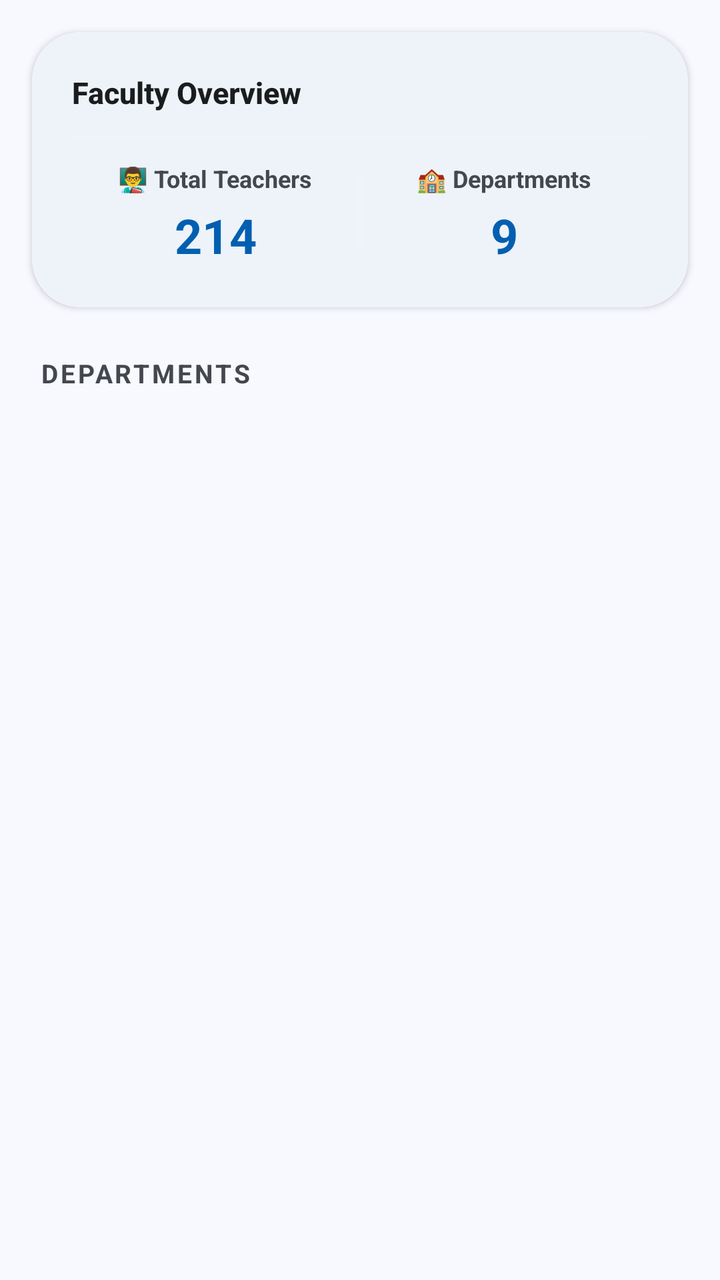
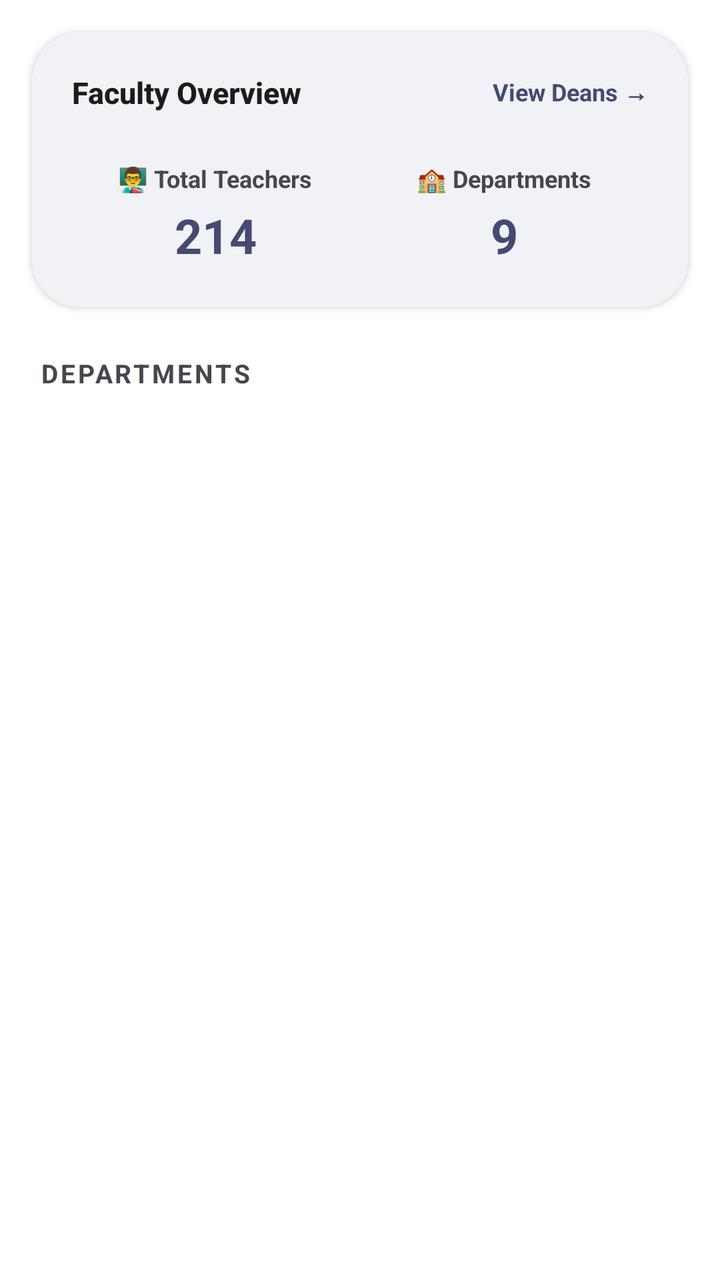

Screens rendered from an Android XML layout before and after an edit, with the pre-edit source and the edit as a unified diff.
<!-- AndroidManifest.xml: application theme Theme.MyDUET -->
<!-- res/layout/fragment_teacher_dept.xml -->
<?xml version="1.0" encoding="utf-8"?>
<androidx.core.widget.NestedScrollView 
    xmlns:android="http://schemas.android.com/apk/res/android"
    xmlns:app="http://schemas.android.com/apk/res-auto"
    android:layout_width="match_parent"
    android:layout_height="match_parent"
    android:background="@android:color/transparent"
    android:fillViewport="true">

    <LinearLayout
        android:layout_width="match_parent"
        android:layout_height="wrap_content"
        android:orientation="vertical">

        
        <com.google.android.material.card.MaterialCardView
            android:layout_width="match_parent"
            android:layout_height="wrap_content"
            android:layout_marginHorizontal="16dp"
            android:layout_marginTop="16dp"
            android:layout_marginBottom="8dp"
            app:cardCornerRadius="24dp"
            app:cardElevation="2dp"
            app:cardBackgroundColor="?attr/colorSurface"
            app:strokeWidth="0.5dp"
            app:strokeColor="@color/divider">

            <LinearLayout
                android:layout_width="match_parent"
                android:layout_height="wrap_content"
                android:orientation="vertical"
                android:padding="20dp">

                <TextView
                    android:layout_width="wrap_content"
                    android:layout_height="wrap_content"
                    android:text="Faculty Overview"
                    android:textColor="?attr/colorOnSurface"
                    android:textSize="15sp"
                    android:textStyle="bold"
                    android:fontFamily="sans-serif-medium" />

                <View
                    android:layout_width="match_parent"
                    android:layout_height="0.5dp"
                    android:background="@color/divider"
                    android:layout_marginTop="12dp"
                    android:layout_marginBottom="12dp" />

                <LinearLayout
                    android:layout_width="match_parent"
                    android:layout_height="wrap_content"
                    android:orientation="horizontal"
                    android:baselineAligned="false">

                    
                    <LinearLayout
                        android:layout_width="0dp"
                        android:layout_height="wrap_content"
                        android:layout_weight="1"
                        android:orientation="vertical"
                        android:gravity="center">

                        <TextView
                            android:layout_width="wrap_content"
                            android:layout_height="wrap_content"
                            android:text="👨‍🏫 Total Teachers"
                            android:textColor="?attr/colorOnSurfaceVariant"
                            android:textSize="12sp"
                            android:textStyle="bold" />

                        <TextView
                            android:id="@+id/tvTotalTeachersCount"
                            android:layout_width="wrap_content"
                            android:layout_height="wrap_content"
                            android:layout_marginTop="4dp"
                            android:text="214"
                            android:textColor="@color/primary"
                            android:textSize="24sp"
                            android:textStyle="bold" />
                    </LinearLayout>

                    <View
                        android:layout_width="0.5dp"
                        android:layout_height="40dp"
                        android:background="@color/divider"
                        android:layout_gravity="center_vertical" />

                    
                    <LinearLayout
                        android:layout_width="0dp"
                        android:layout_height="wrap_content"
                        android:layout_weight="1"
                        android:orientation="vertical"
                        android:gravity="center">

                        <TextView
                            android:layout_width="wrap_content"
                            android:layout_height="wrap_content"
                            android:text="🏫 Departments"
                            android:textColor="?attr/colorOnSurfaceVariant"
                            android:textSize="12sp"
                            android:textStyle="bold" />

                        <TextView
                            android:id="@+id/tvTotalDepartmentsCount"
                            android:layout_width="wrap_content"
                            android:layout_height="wrap_content"
                            android:layout_marginTop="4dp"
                            android:text="9"
                            android:textColor="@color/primary"
                            android:textSize="24sp"
                            android:textStyle="bold" />
                    </LinearLayout>
                </LinearLayout>
            </LinearLayout>
        </com.google.android.material.card.MaterialCardView>

        
        <TextView
            android:layout_width="match_parent"
            android:layout_height="wrap_content"
            android:layout_marginHorizontal="20dp"
            android:layout_marginTop="16dp"
            android:layout_marginBottom="8dp"
            android:text="Departments"
            android:textColor="?attr/colorOnSurfaceVariant"
            android:textSize="13sp"
            android:textStyle="bold"
            android:textAllCaps="true"
            android:letterSpacing="0.1" />

        
        <androidx.recyclerview.widget.RecyclerView
            android:id="@+id/rvDepartments"
            android:layout_width="match_parent"
            android:layout_height="wrap_content"
            android:clipToPadding="false"
            android:paddingHorizontal="8dp"
            android:paddingBottom="24dp"
            android:nestedScrollingEnabled="false" />

    </LinearLayout>
</androidx.core.widget.NestedScrollView>
<!-- resources referenced by this layout -->
<resources>
  <color name="divider">#F1F3F9</color>
  <color name="primary">#005FB0</color>
  <style name="Theme.MyDUET" parent="Base.Theme.MyDUET">
          <item name="android:windowAnimationStyle">@style/ActivityAnimation</item>
      </style>
  <style name="Base.Theme.MyDUET" parent="Theme.Material3.DayNight.NoActionBar">
          
          <item name="colorPrimary">@color/md_theme_light_primary</item>
          <item name="colorOnPrimary">@color/md_theme_light_onPrimary</item>
          <item name="colorPrimaryContainer">@color/md_theme_light_primaryContainer</item>
          <item name="colorOnPrimaryContainer">@color/md_theme_light_onPrimaryContainer</item>
  
          <item name="colorSecondary">@color/md_theme_light_secondary</item>
          <item name="colorOnSecondary">@color/md_theme_light_onSecondary</item>
          <item name="colorSecondaryContainer">@color/md_theme_light_secondaryContainer</item>
          <item name="colorOnSecondaryContainer">@color/md_theme_light_onSecondaryContainer</item>
  
          <item name="android:windowBackground">@color/md_theme_light_background</item>
          <item name="colorSurface">@color/md_theme_light_surface</item>
          <item name="colorOnSurface">@color/md_theme_light_onSurface</item>
          <item name="colorSurfaceVariant">@color/md_theme_light_surfaceVariant</item>
          <item name="colorOnSurfaceVariant">@color/md_theme_light_onSurfaceVariant</item>
          <item name="colorOutline">@color/md_theme_light_outline</item>
  
          
          <item name="android:statusBarColor">@color/md_theme_light_background</item>
          <item name="android:windowLightStatusBar">true</item>
  
          
          <item name="textAppearanceHeadlineLarge">@style/TextAppearance.MyDUET.HeadlineLarge</item>
          <item name="textAppearanceTitleLarge">@style/TextAppearance.MyDUET.TitleLarge</item>
          <item name="textAppearanceBodyLarge">@style/TextAppearance.MyDUET.BodyLarge</item>
      </style>
  <style name="ActivityAnimation" parent="@android:style/Animation.Activity">
          <item name="android:activityOpenEnterAnimation">@anim/slide_in_right</item>
          <item name="android:activityOpenExitAnimation">@anim/fade_out</item>
          <item name="android:activityCloseEnterAnimation">@anim/fade_in</item>
          <item name="android:activityCloseExitAnimation">@anim/slide_out_right</item>
      </style>
  <color name="md_theme_light_primary">#005FB0</color>
  <color name="md_theme_light_onPrimary">#FFFFFF</color>
  <color name="md_theme_light_primaryContainer">#D5E3FF</color>
  <color name="md_theme_light_onPrimaryContainer">#001C3B</color>
  <color name="md_theme_light_secondary">#565E71</color>
  <color name="md_theme_light_onSecondary">#FFFFFF</color>
  <color name="md_theme_light_secondaryContainer">#DAE2F9</color>
  <color name="md_theme_light_onSecondaryContainer">#131C2C</color>
  <color name="md_theme_light_background">#F8F9FF</color>
  <color name="md_theme_light_surface">#FFFFFF</color>
  <color name="md_theme_light_onSurface">#1A1C1E</color>
  <color name="md_theme_light_surfaceVariant">#E0E2EC</color>
  <color name="md_theme_light_onSurfaceVariant">#44474E</color>
  <color name="md_theme_light_outline">#74777F</color>
  <style name="TextAppearance.MyDUET.HeadlineLarge" parent="TextAppearance.Material3.HeadlineLarge">
          <item name="android:textStyle">bold</item>
          <item name="android:textColor">?attr/colorOnSurface</item>
      </style>
  <style name="TextAppearance.MyDUET.TitleLarge" parent="TextAppearance.Material3.TitleLarge">
          <item name="android:textStyle">bold</item>
          <item name="android:textColor">?attr/colorOnSurface</item>
      </style>
  <style name="TextAppearance.MyDUET.BodyLarge" parent="TextAppearance.Material3.BodyLarge">
          <item name="android:textColor">?attr/colorOnSurfaceVariant</item>
      </style>
</resources>

<!-- the commit's change to res/layout/fragment_teacher_dept.xml (unified diff, before → after) -->
@@ -14,11 +14,15 @@
 
         
         <com.google.android.material.card.MaterialCardView
+            android:id="@+id/cardFacultyOverview"
             android:layout_width="match_parent"
             android:layout_height="wrap_content"
             android:layout_marginHorizontal="16dp"
             android:layout_marginTop="16dp"
             android:layout_marginBottom="8dp"
+            android:clickable="true"
+            android:focusable="true"
+            android:foreground="?android:attr/selectableItemBackground"
             app:cardCornerRadius="24dp"
             app:cardElevation="2dp"
             app:cardBackgroundColor="?attr/colorSurface"
@@ -31,14 +35,29 @@
                 android:orientation="vertical"
                 android:padding="20dp">
 
-                <TextView
-                    android:layout_width="wrap_content"
-                    android:layout_height="wrap_content"
-                    android:text="Faculty Overview"
-                    android:textColor="?attr/colorOnSurface"
-                    android:textSize="15sp"
-                    android:textStyle="bold"
-                    android:fontFamily="sans-serif-medium" />
+                <RelativeLayout
+                    android:layout_width="match_parent"
+                    android:layout_height="wrap_content">
+                    <TextView
+                        android:layout_width="wrap_content"
+                        android:layout_height="wrap_content"
+                        android:text="Faculty Overview"
+                        android:textColor="?attr/colorOnSurface"
+                        android:textSize="15sp"
+                        android:textStyle="bold"
+                        android:fontFamily="sans-serif-medium"
+                        android:layout_alignParentStart="true"
+                        android:layout_centerVertical="true" />
+                    <TextView
+                        android:layout_width="wrap_content"
+                        android:layout_height="wrap_content"
+                        android:text="View Deans →"
+                        android:textColor="@color/primary"
+                        android:textSize="12sp"
+                        android:textStyle="bold"
+                        android:layout_alignParentEnd="true"
+                        android:layout_centerVertical="true" />
+                </RelativeLayout>
 
                 <View
                     android:layout_width="match_parent"
<!-- resource entries referenced after the edit -->
@@ -1,7 +1,7 @@
 <!-- resources referenced by this layout -->
 <resources>
   <color name="divider">#F1F3F9</color>
-  <color name="primary">#005FB0</color>
+  <color name="primary">#444A72</color>
   <style name="Theme.MyDUET" parent="Base.Theme.MyDUET">
           <item name="android:windowAnimationStyle">@style/ActivityAnimation</item>
       </style>
@@ -25,8 +25,8 @@
           <item name="colorOutline">@color/md_theme_light_outline</item>
   
           
-          <item name="android:statusBarColor">@color/md_theme_light_background</item>
-          <item name="android:windowLightStatusBar">true</item>
+          <item name="android:statusBarColor">?attr/colorPrimary</item>
+          <item name="android:windowLightStatusBar">false</item>
   
           
           <item name="textAppearanceHeadlineLarge">@style/TextAppearance.MyDUET.HeadlineLarge</item>
@@ -39,18 +39,18 @@
           <item name="android:activityCloseEnterAnimation">@anim/fade_in</item>
           <item name="android:activityCloseExitAnimation">@anim/slide_out_right</item>
       </style>
-  <color name="md_theme_light_primary">#005FB0</color>
+  <color name="md_theme_light_primary">#444A72</color>
   <color name="md_theme_light_onPrimary">#FFFFFF</color>
-  <color name="md_theme_light_primaryContainer">#D5E3FF</color>
-  <color name="md_theme_light_onPrimaryContainer">#001C3B</color>
-  <color name="md_theme_light_secondary">#565E71</color>
+  <color name="md_theme_light_primaryContainer">#DCE0EE</color>
+  <color name="md_theme_light_onPrimaryContainer">#14182B</color>
+  <color name="md_theme_light_secondary">#088BB3</color>
   <color name="md_theme_light_onSecondary">#FFFFFF</color>
-  <color name="md_theme_light_secondaryContainer">#DAE2F9</color>
-  <color name="md_theme_light_onSecondaryContainer">#131C2C</color>
-  <color name="md_theme_light_background">#F8F9FF</color>
+  <color name="md_theme_light_secondaryContainer">#D7EFF7</color>
+  <color name="md_theme_light_onSecondaryContainer">#00202C</color>
+  <color name="md_theme_light_background">#FFFFFF</color>
   <color name="md_theme_light_surface">#FFFFFF</color>
   <color name="md_theme_light_onSurface">#1A1C1E</color>
-  <color name="md_theme_light_surfaceVariant">#E0E2EC</color>
+  <color name="md_theme_light_surfaceVariant">#E2E4EE</color>
   <color name="md_theme_light_onSurfaceVariant">#44474E</color>
   <color name="md_theme_light_outline">#74777F</color>
   <style name="TextAppearance.MyDUET.HeadlineLarge" parent="TextAppearance.Material3.HeadlineLarge">
